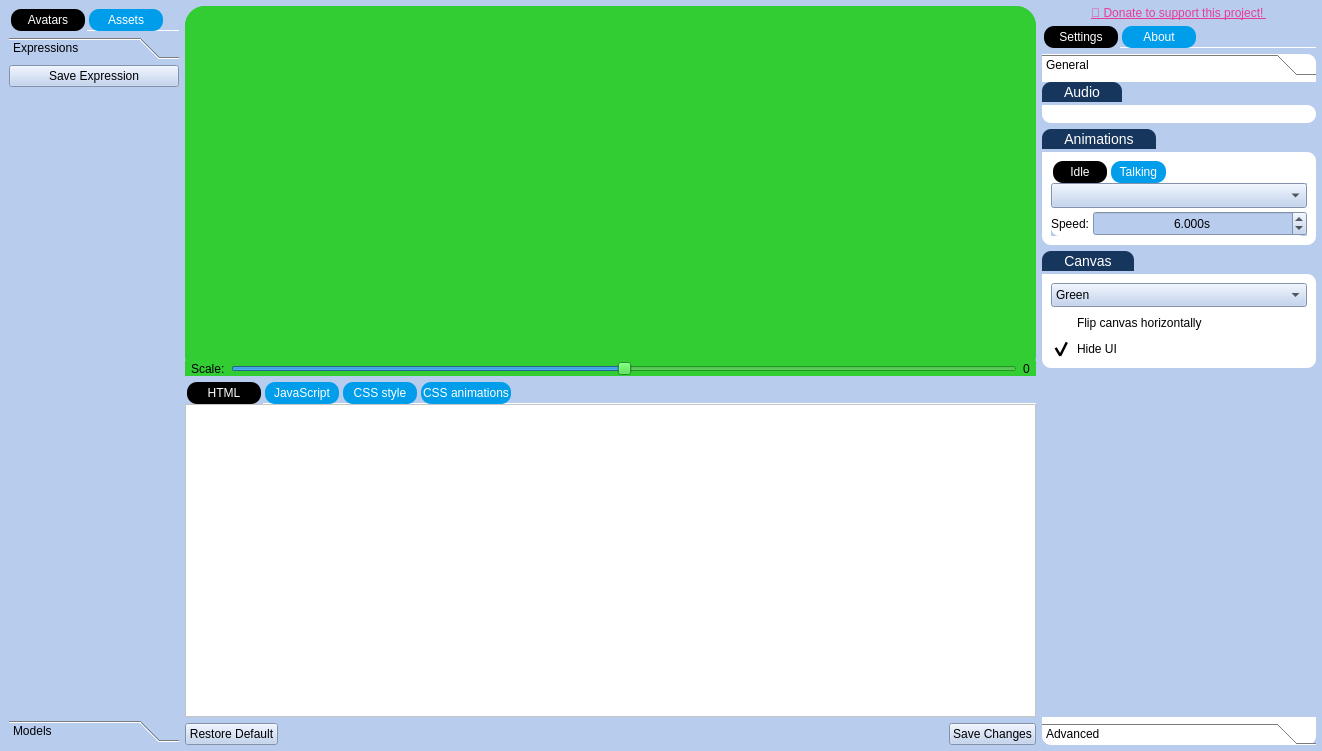
First picture: the form in UI/main.ui, repository Gemmstone/PyNGtuber, before the edit.
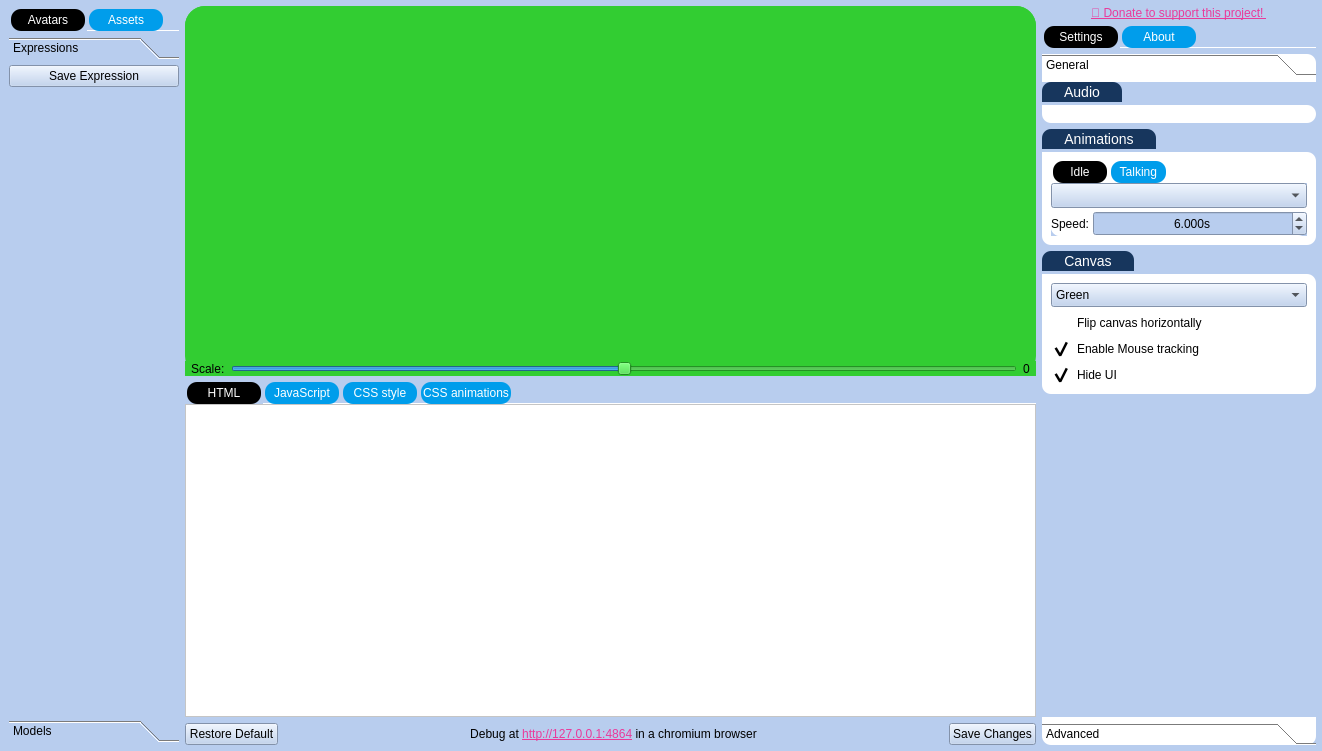
Second picture: the form after the edit. Icons and pictures are not drawn.

Commit message: added some settings to the mouse tracker, so it can be used for a 3D effect or disabled altogether

Diff of the .ui file:
```diff
--- a/UI/main.ui
+++ b/UI/main.ui
@@ -1293,6 +1293,38 @@
                  </property>
                 </widget>
                </item>
+               <item>
+                <spacer name="horizontalSpacer_3">
+                 <property name="orientation">
+                  <enum>Qt::Horizontal</enum>
+                 </property>
+                 <property name="sizeHint" stdset="0">
+                  <size>
+                   <width>40</width>
+                   <height>20</height>
+                  </size>
+                 </property>
+                </spacer>
+               </item>
+               <item>
+                <widget class="QLabel" name="label_16">
+                 <property name="toolTip">
+                  <string>Support her!</string>
+                 </property>
+                 <property name="styleSheet">
+                  <string notr="true"/>
+                 </property>
+                 <property name="text">
+                  <string>&lt;html&gt;&lt;head/&gt;&lt;body&gt;&lt;p&gt;Debug at &lt;a href=&quot;http://127.0.0.1:4864&quot;&gt;&lt;span style=&quot; text-decoration: underline; color:#e93a9a;&quot;&gt;http://127.0.0.1:4864&lt;/span&gt;&lt;/a&gt; in a chromium browser&lt;/p&gt;&lt;/body&gt;&lt;/html&gt;</string>
+                 </property>
+                 <property name="alignment">
+                  <set>Qt::AlignCenter</set>
+                 </property>
+                 <property name="openExternalLinks">
+                  <bool>true</bool>
+                 </property>
+                </widget>
+               </item>
                <item>
                 <spacer name="horizontalSpacer_2">
                  <property name="orientation">
@@ -2264,6 +2296,37 @@
                                   </property>
                                  </widget>
                                 </item>
+                                <item>
+                                 <widget class="QCheckBox" name="mouseTrackingToggle">
+                                  <property name="sizePolicy">
+                                   <sizepolicy hsizetype="Fixed" vsizetype="Fixed">
+                                    <horstretch>0</horstretch>
+                                    <verstretch>0</verstretch>
+                                   </sizepolicy>
+                                  </property>
+                                  <property name="cursor">
+                                   <cursorShape>PointingHandCursor</cursorShape>
+                                  </property>
+                                  <property name="toolTip">
+                                   <string>Disable mouse tracking to save processing power</string>
+                                  </property>
+                                  <property name="layoutDirection">
+                                   <enum>Qt::LeftToRight</enum>
+                                  </property>
+                                  <property name="styleSheet">
+                                   <string notr="true"/>
+                                  </property>
+                                  <property name="text">
+                                   <string>Enable Mouse tracking</string>
+                                  </property>
+                                  <property name="checked">
+                                   <bool>true</bool>
+                                  </property>
+                                  <property name="tristate">
+                                   <bool>false</bool>
+                                  </property>
+                                 </widget>
+                                </item>
                                 <item>
                                  <widget class="QCheckBox" name="HideUI">
                                   <property name="sizePolicy">
```
The commit also changes 10 other files.
